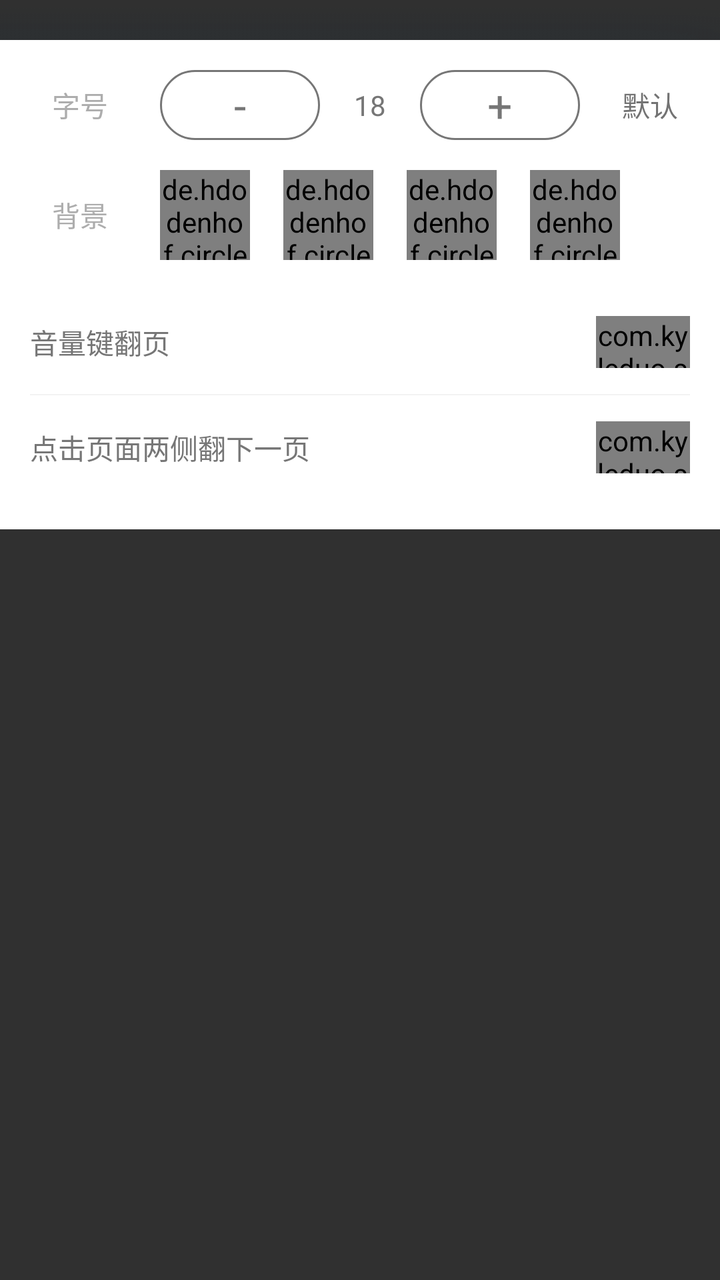
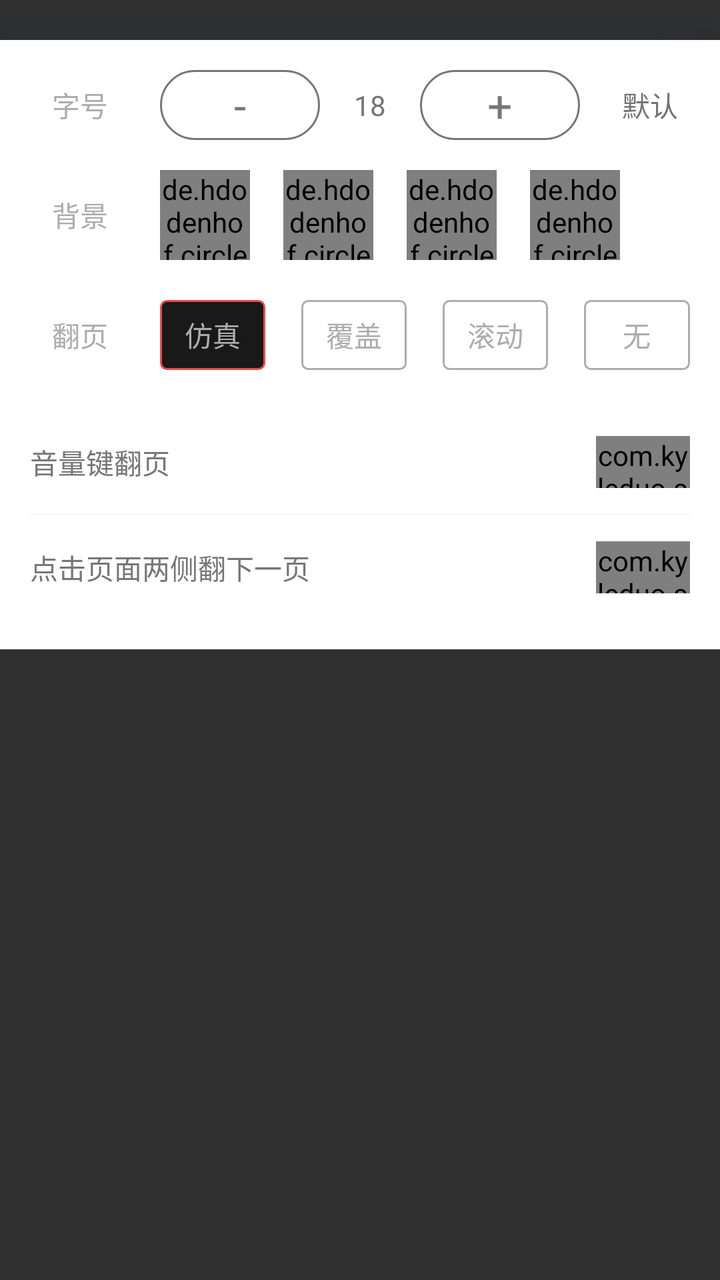

An Android layout rendered at two revisions. The XML below is the earlier revision; the diff shows what the commit changed to produce the second picture.
<!-- AndroidManifest.xml: application theme Theme.Design.NoActionBar -->
<!-- res/layout/view_pop_moresetting.xml -->
<?xml version="1.0" encoding="utf-8"?>
<LinearLayout xmlns:android="http://schemas.android.com/apk/res/android"
    android:layout_width="match_parent"
    android:layout_height="wrap_content"
    xmlns:app="http://schemas.android.com/apk/res-auto"
    android:orientation="vertical">
    <View
        android:layout_width="match_parent"
        android:layout_height="20dp"
        android:background="@drawable/bg_shadow2" />
    <LinearLayout
        android:layout_width="match_parent"
        android:layout_height="wrap_content"
        android:orientation="vertical"
        android:background="#ffffff"
        android:paddingTop="15dp"
        android:paddingBottom="15dp">
        <LinearLayout
            android:layout_width="match_parent"
            android:layout_height="35dp"
            android:orientation="horizontal"
            android:layout_gravity="center">
            <TextView
                android:layout_width="80dp"
                android:layout_height="match_parent"
                android:textSize="14sp"
                android:textColor="#adadad"
                android:gravity="center"
                android:text="字号"
                android:layout_gravity="center_vertical"/>
            <FrameLayout
                android:id="@+id/fl_smaller"
                android:layout_width="0dp"
                android:layout_height="match_parent"
                android:layout_weight="1"
                android:background="@drawable/selector_pop_font_bg">
                <TextView
                    android:layout_width="wrap_content"
                    android:layout_height="wrap_content"
                    android:text="-"
                    android:layout_gravity="center"
                    android:textColor="#767676"
                    android:textSize="22sp"/>
            </FrameLayout>
            <TextView
                android:id="@+id/tv_dur_textsize"
                android:layout_width="50dp"
                android:layout_height="match_parent"
                android:textSize="14sp"
                android:textColor="#767676"
                android:text="18"
                android:gravity="center"
                android:singleLine="true"
                android:layout_gravity="center" />
            <FrameLayout
                android:id="@+id/fl_bigger"
                android:layout_width="0dp"
                android:layout_height="match_parent"
                android:layout_weight="1"
                android:background="@drawable/selector_pop_font_bg">
                <TextView
                    android:layout_width="wrap_content"
                    android:layout_height="wrap_content"
                    android:text="+"
                    android:layout_gravity="center"
                    android:textColor="#767676"
                    android:textSize="22sp"/>
            </FrameLayout>
            <TextView
                android:id="@+id/tv_textsize_default"
                android:layout_width="70dp"
                android:layout_height="match_parent"
                android:textSize="14sp"
                android:textColor="@drawable/selector_pop_font_color"
                android:gravity="center"
                android:text="默认"
                android:layout_gravity="center_vertical"/>
        </LinearLayout>
        <LinearLayout
            android:layout_width="match_parent"
            android:layout_height="45dp"
            android:orientation="horizontal"
            android:layout_gravity="center"
            android:layout_marginTop="15dp">
            <TextView
                android:layout_width="80dp"
                android:layout_height="match_parent"
                android:textSize="14sp"
                android:textColor="#adadad"
                android:gravity="center"
                android:text="背景"
                android:layout_gravity="center_vertical"
                android:paddingLeft="20dp"
                android:paddingRight="20dp"/>

            <de.hdodenhof.circleimageview.CircleImageView
                android:id="@+id/civ_bg_white"
                android:layout_width="45dp"
                android:layout_height="45dp"
                android:src="@drawable/icon_readbook_white"
                app:civ_border_width="1dp"
                app:civ_border_color="#00000000"/>

            <View
                android:layout_width="0dp"
                android:layout_height="0dp"
                android:layout_weight="1"/>
            <de.hdodenhof.circleimageview.CircleImageView
                android:id="@+id/civ_bg_yellow"
                android:layout_width="45dp"
                android:layout_height="45dp"
                android:src="@drawable/icon_readbook_yellow"
                app:civ_border_width="1dp"
                app:civ_border_color="#F3B63F"/>
            <View
                android:layout_width="0dp"
                android:layout_height="0dp"
                android:layout_weight="1"/>
            <de.hdodenhof.circleimageview.CircleImageView
                android:id="@+id/civ_bg_green"
                android:layout_width="45dp"
                android:layout_height="45dp"
                android:src="@drawable/icon_readbook_green"
                app:civ_border_width="1dp"
                app:civ_border_color="#00000000"/>
            <View
                android:layout_width="0dp"
                android:layout_height="0dp"
                android:layout_weight="1"/>
            <de.hdodenhof.circleimageview.CircleImageView
                android:id="@+id/civ_bg_black"
                android:layout_width="45dp"
                android:layout_height="45dp"
                android:src="@drawable/icon_readbook_black"
                app:civ_border_width="1dp"
                app:civ_border_color="#00000000"/>
            <View
                android:layout_width="50dp"
                android:layout_height="0dp"/>
        </LinearLayout>

        <LinearLayout
            android:layout_width="match_parent"
            android:layout_height="52dp"
            android:orientation="horizontal"
            android:layout_marginTop="15dp"
            android:paddingLeft="15dp"
            android:paddingRight="15dp"
            android:background="#ffffff">
            <TextView
                android:layout_width="wrap_content"
                android:layout_height="wrap_content"
                android:text="音量键翻页"
                android:textColor="#767676"
                android:layout_gravity="center_vertical"/>
            <View
                android:layout_width="0dp"
                android:layout_height="0dp"
                android:layout_weight="1"/>
            <com.kyleduo.switchbutton.SwitchButton
                android:id="@+id/sb_key"
                android:layout_width="47dp"
                android:layout_height="26dp"
                app:kswThumbColor="#ffffff"
                app:kswBackColor="@drawable/selector_switchbutton"
                android:layout_gravity="center_vertical"/>
        </LinearLayout>
        <ImageView
            android:layout_width="match_parent"
            android:layout_height="0.8dp"
            android:paddingLeft="15dp"
            android:paddingRight="15dp"
            android:background="#ffffff"
            android:src="#f3f3f3"/>
        <LinearLayout
            android:layout_width="match_parent"
            android:layout_height="52dp"
            android:orientation="horizontal"
            android:paddingLeft="15dp"
            android:paddingRight="15dp"
            android:background="#ffffff">
            <TextView
                android:layout_width="wrap_content"
                android:layout_height="wrap_content"
                android:text="点击页面两侧翻下一页"
                android:textColor="#767676"
                android:layout_gravity="center_vertical"/>
            <View
                android:layout_width="0dp"
                android:layout_height="0dp"
                android:layout_weight="1"/>
            <com.kyleduo.switchbutton.SwitchButton
                android:id="@+id/sb_click"
                android:layout_width="47dp"
                android:layout_height="26dp"
                app:kswThumbColor="#ffffff"
                app:kswBackColor="@drawable/selector_switchbutton"
                android:layout_gravity="center_vertical"/>
        </LinearLayout>
    </LinearLayout>
</LinearLayout>
<!-- resources referenced by this layout -->
<resources>
  <!-- drawable bg_shadow2: png bitmap (drawable-xxhdpi, 3127 bytes) -->
  <!-- drawable icon_readbook_black: png bitmap (drawable-xxhdpi, 8769 bytes) -->
  <!-- drawable icon_readbook_green: png bitmap (drawable-xxhdpi, 1756 bytes) -->
  <!-- drawable icon_readbook_white: png bitmap (drawable-xxhdpi, 142 bytes) -->
  <!-- drawable icon_readbook_yellow: png bitmap (drawable-xxhdpi, 29330 bytes) -->
  <!-- drawable selector_pop_font_bg (drawable) -->
  <?xml version="1.0" encoding="utf-8"?>
  <selector xmlns:android="http://schemas.android.com/apk/res/android">
      <item android:drawable="@drawable/shape_pop_font_bg_nor" android:state_pressed="false" android:state_enabled="true"/>
      <item android:drawable="@drawable/shape_pop_font_bg_pre" android:state_pressed="true" android:state_enabled="true"/>
      <item android:drawable="@drawable/shape_pop_font_bg_pre" android:state_enabled="false"/>
  </selector>
  <!-- drawable selector_pop_font_color (drawable) -->
  <?xml version="1.0" encoding="utf-8"?>
  <selector xmlns:android="http://schemas.android.com/apk/res/android">
      <item android:color="@color/tv_btn_normal_black" android:state_pressed="false" android:state_enabled="true"/>
      <item android:color="@color/tv_btn_press_black" android:state_pressed="true" android:state_enabled="true"/>
      <item android:color="@color/tv_btn_press_black" android:state_enabled="false"/>
  </selector>
  <!-- drawable selector_switchbutton (drawable) -->
  <?xml version="1.0" encoding="utf-8"?>
  <selector xmlns:android="http://schemas.android.com/apk/res/android">
      <item android:state_checked="false" android:color="@color/tv_btn_press_black"/>
      <item android:state_checked="true" android:color="@color/tv_btn_normal_black"/>
  </selector>
  <!-- drawable shape_pop_font_bg_nor (drawable) -->
  <?xml version="1.0" encoding="utf-8"?>
  <shape xmlns:android="http://schemas.android.com/apk/res/android">
      <corners android:radius="20dp"/>
      <solid android:color="#ffffff"/>
      <stroke android:width="1dp"
          android:color="#767676"/>
  </shape>
  <!-- drawable shape_pop_font_bg_pre (drawable) -->
  <?xml version="1.0" encoding="utf-8"?>
  <shape xmlns:android="http://schemas.android.com/apk/res/android">
      <corners android:radius="20dp"/>
      <solid android:color="#ffffff"/>
      <stroke android:width="1dp"
          android:color="#adadad"/>
  </shape>
  <color name="tv_btn_normal_black">#737373</color>
  <color name="tv_btn_press_black">#adadad</color>
</resources>

<!-- the commit's change to res/layout/view_pop_moresetting.xml (unified diff, before → after) -->
@@ -1,201 +1,321 @@
 <?xml version="1.0" encoding="utf-8"?>
 <LinearLayout xmlns:android="http://schemas.android.com/apk/res/android"
+    xmlns:app="http://schemas.android.com/apk/res-auto"
     android:layout_width="match_parent"
     android:layout_height="wrap_content"
-    xmlns:app="http://schemas.android.com/apk/res-auto"
     android:orientation="vertical">
+
     <View
         android:layout_width="match_parent"
         android:layout_height="20dp"
         android:background="@drawable/bg_shadow2" />
+
     <LinearLayout
         android:layout_width="match_parent"
         android:layout_height="wrap_content"
+        android:background="#ffffff"
         android:orientation="vertical"
-        android:background="#ffffff"
         android:paddingTop="15dp"
         android:paddingBottom="15dp">
+
         <LinearLayout
             android:layout_width="match_parent"
             android:layout_height="35dp"
-            android:orientation="horizontal"
-            android:layout_gravity="center">
+            android:layout_gravity="center"
+            android:orientation="horizontal">
+
             <TextView
                 android:layout_width="80dp"
                 android:layout_height="match_parent"
-                android:textSize="14sp"
-                android:textColor="#adadad"
+                android:layout_gravity="center_vertical"
                 android:gravity="center"
                 android:text="字号"
-                android:layout_gravity="center_vertical"/>
+                android:textColor="#adadad"
+                android:textSize="14sp" />
+
             <FrameLayout
                 android:id="@+id/fl_smaller"
                 android:layout_width="0dp"
                 android:layout_height="match_parent"
                 android:layout_weight="1"
                 android:background="@drawable/selector_pop_font_bg">
+
                 <TextView
                     android:layout_width="wrap_content"
                     android:layout_height="wrap_content"
+                    android:layout_gravity="center"
                     android:text="-"
-                    android:layout_gravity="center"
                     android:textColor="#767676"
-                    android:textSize="22sp"/>
+                    android:textSize="22sp" />
             </FrameLayout>
+
             <TextView
                 android:id="@+id/tv_dur_textsize"
                 android:layout_width="50dp"
                 android:layout_height="match_parent"
-                android:textSize="14sp"
-                android:textColor="#767676"
-                android:text="18"
+                android:layout_gravity="center"
                 android:gravity="center"
                 android:singleLine="true"
-                android:layout_gravity="center" />
+                android:text="18"
+                android:textColor="#767676"
+                android:textSize="14sp" />
+
             <FrameLayout
                 android:id="@+id/fl_bigger"
                 android:layout_width="0dp"
                 android:layout_height="match_parent"
                 android:layout_weight="1"
                 android:background="@drawable/selector_pop_font_bg">
+
                 <TextView
                     android:layout_width="wrap_content"
                     android:layout_height="wrap_content"
+                    android:layout_gravity="center"
                     android:text="+"
-                    android:layout_gravity="center"
                     android:textColor="#767676"
-                    android:textSize="22sp"/>
+                    android:textSize="22sp" />
             </FrameLayout>
+
             <TextView
                 android:id="@+id/tv_textsize_default"
                 android:layout_width="70dp"
                 android:layout_height="match_parent"
-                android:textSize="14sp"
-                android:textColor="@drawable/selector_pop_font_color"
+                android:layout_gravity="center_vertical"
                 android:gravity="center"
                 android:text="默认"
-                android:layout_gravity="center_vertical"/>
-        </LinearLayout>
+                android:textColor="@drawable/selector_pop_font_color"
+                android:textSize="14sp" />
+        </LinearLayout>
+
         <LinearLayout
             android:layout_width="match_parent"
             android:layout_height="45dp"
-            android:orientation="horizontal"
             android:layout_gravity="center"
-            android:layout_marginTop="15dp">
+            android:layout_marginTop="15dp"
+            android:orientation="horizontal">
+
             <TextView
                 android:layout_width="80dp"
                 android:layout_height="match_parent"
-                android:textSize="14sp"
+                android:layout_gravity="center_vertical"
+                android:gravity="center"
+                android:paddingLeft="20dp"
+                android:paddingRight="20dp"
+                android:text="背景"
                 android:textColor="#adadad"
-                android:gravity="center"
-                android:text="背景"
-                android:layout_gravity="center_vertical"
-                android:paddingLeft="20dp"
-                android:paddingRight="20dp"/>
+                android:textSize="14sp" />
 
             <de.hdodenhof.circleimageview.CircleImageView
                 android:id="@+id/civ_bg_white"
                 android:layout_width="45dp"
                 android:layout_height="45dp"
                 android:src="@drawable/icon_readbook_white"
-                app:civ_border_width="1dp"
-                app:civ_border_color="#00000000"/>
-
-            <View
-                android:layout_width="0dp"
-                android:layout_height="0dp"
-                android:layout_weight="1"/>
+                app:civ_border_color="#00000000"
+                app:civ_border_width="1dp" />
+
+            <View
+                android:layout_width="0dp"
+                android:layout_height="0dp"
+                android:layout_weight="1" />
+
             <de.hdodenhof.circleimageview.CircleImageView
                 android:id="@+id/civ_bg_yellow"
                 android:layout_width="45dp"
                 android:layout_height="45dp"
                 android:src="@drawable/icon_readbook_yellow"
-                app:civ_border_width="1dp"
-                app:civ_border_color="#F3B63F"/>
-            <View
-                android:layout_width="0dp"
-                android:layout_height="0dp"
-                android:layout_weight="1"/>
+                app:civ_border_color="#F3B63F"
+                app:civ_border_width="1dp" />
+
+            <View
+                android:layout_width="0dp"
+                android:layout_height="0dp"
+                android:layout_weight="1" />
+
             <de.hdodenhof.circleimageview.CircleImageView
                 android:id="@+id/civ_bg_green"
                 android:layout_width="45dp"
                 android:layout_height="45dp"
                 android:src="@drawable/icon_readbook_green"
-                app:civ_border_width="1dp"
-                app:civ_border_color="#00000000"/>
-            <View
-                android:layout_width="0dp"
-                android:layout_height="0dp"
-                android:layout_weight="1"/>
+                app:civ_border_color="#00000000"
+                app:civ_border_width="1dp" />
+
+            <View
+                android:layout_width="0dp"
+                android:layout_height="0dp"
+                android:layout_weight="1" />
+
             <de.hdodenhof.circleimageview.CircleImageView
                 android:id="@+id/civ_bg_black"
                 android:layout_width="45dp"
                 android:layout_height="45dp"
                 android:src="@drawable/icon_readbook_black"
-                app:civ_border_width="1dp"
-                app:civ_border_color="#00000000"/>
+                app:civ_border_color="#00000000"
+                app:civ_border_width="1dp" />
+
             <View
                 android:layout_width="50dp"
-                android:layout_height="0dp"/>
+                android:layout_height="0dp" />
+        </LinearLayout>
+
+        <LinearLayout
+            android:layout_width="match_parent"
+            android:layout_height="45dp"
+            android:layout_marginTop="15dp"
+            android:gravity="center"
+            android:orientation="horizontal"
+            android:paddingRight="15dp">
+
+            <RadioGroup
+                android:id="@+id/read_setting_rg_page_mode"
+                android:layout_width="match_parent"
+                android:layout_height="wrap_content"
+                android:orientation="horizontal">
+
+                <TextView
+                    android:layout_width="80dp"
+                    android:layout_height="match_parent"
+                    android:layout_gravity="center_vertical"
+                    android:gravity="center"
+                    android:paddingLeft="20dp"
+                    android:paddingRight="20dp"
+                    android:text="翻页"
+                    android:textColor="#adadad"
+                    android:textSize="14sp" />
+
+                <RadioButton
+                    android:id="@+id/read_setting_rb_simulation"
+                    android:layout_width="0dp"
+                    android:layout_height="35dp"
+                    android:layout_marginRight="18dp"
+                    android:layout_weight="1"
+                    android:background="@drawable/selector_btn_read_setting"
+                    android:button="@null"
+                    android:gravity="center"
+                    android:checked="true"
+                    android:text="仿真"
+                    android:textColor="#adadad"
+                    android:textSize="14dp" />
+
+                <RadioButton
+                    android:id="@+id/read_setting_rb_cover"
+                    android:layout_width="0dp"
+                    android:layout_height="35dp"
+                    android:layout_marginRight="18dp"
+                    android:layout_weight="1"
+                    android:background="@drawable/selector_btn_read_setting"
+                    android:button="@null"
+                    android:gravity="center"
+                    android:text="覆盖"
+                    android:textColor="#adadad"
+                    android:textSize="14dp" />
+
+                <RadioButton
+                    android:id="@+id/read_setting_rb_slide"
+                    android:layout_width="0dp"
+                    android:layout_height="35dp"
+                    android:layout_marginRight="18dp"
+                    android:layout_weight="1"
+                    android:background="@drawable/selector_btn_read_setting"
+                    android:button="@null"
+                    android:gravity="center"
+                    android:text="滑动"
+                    android:textColor="#adadad"
+                    android:textSize="14dp"
+                    android:visibility="gone" />
+
+                <RadioButton
+                    android:id="@+id/read_setting_rb_scroll"
+                    android:layout_width="0dp"
+                    android:layout_height="35dp"
+                    android:layout_marginRight="18dp"
+                    android:layout_weight="1"
+                    android:background="@drawable/selector_btn_read_setting"
+                    android:button="@null"
+                    android:gravity="center"
+                    android:text="滚动"
+
+                    android:textColor="#adadad"
+                    android:textSize="14dp" />
+
+                <RadioButton
+                    android:id="@+id/read_setting_rb_none"
+                    android:layout_width="0dp"
+                    android:layout_height="35dp"
+                    android:layout_weight="1"
+                    android:background="@drawable/selector_btn_read_setting"
+                    android:button="@null"
+                    android:gravity="center"
+                    android:text="无"
+                    android:textColor="#adadad"
+                    android:textSize="14dp" />
+            </RadioGroup>
         </LinearLayout>
 
         <LinearLayout
             android:layout_width="match_parent"
             android:layout_height="52dp"
+            android:layout_marginTop="15dp"
+            android:background="#ffffff"
             android:orientation="horizontal"
-            android:layout_marginTop="15dp"
             android:paddingLeft="15dp"
-            android:paddingRight="15dp"
-            android:background="#ffffff">
+            android:paddingRight="15dp">
+
             <TextView
                 android:layout_width="wrap_content"
                 android:layout_height="wrap_content"
+                android:layout_gravity="center_vertical"
                 android:text="音量键翻页"
-                android:textColor="#767676"
-                android:layout_gravity="center_vertical"/>
-            <View
-                android:layout_width="0dp"
-                android:layout_height="0dp"
-                android:layout_weight="1"/>
+                android:textColor="#767676" />
+
+            <View
+                android:layout_width="0dp"
+                android:layout_height="0dp"
+                android:layout_weight="1" />
+
             <com.kyleduo.switchbutton.SwitchButton
                 android:id="@+id/sb_key"
                 android:layout_width="47dp"
                 android:layout_height="26dp"
-                app:kswThumbColor="#ffffff"
+                android:layout_gravity="center_vertical"
                 app:kswBackColor="@drawable/selector_switchbutton"
-                android:layout_gravity="center_vertical"/>
-        </LinearLayout>
+                app:kswThumbColor="#ffffff" />
+        </LinearLayout>
+
         <ImageView
             android:layout_width="match_parent"
             android:layout_height="0.8dp"
+            android:background="#ffffff"
             android:paddingLeft="15dp"
             android:paddingRight="15dp"
+            android:src="#f3f3f3" />
+
+        <LinearLayout
+            android:layout_width="match_parent"
+            android:layout_height="52dp"
             android:background="#ffffff"
-            android:src="#f3f3f3"/>
-        <LinearLayout
-            android:layout_width="match_parent"
-            android:layout_height="52dp"
             android:orientation="horizontal"
             android:paddingLeft="15dp"
-            android:paddingRight="15dp"
-            android:background="#ffffff">
+            android:paddingRight="15dp">
+
             <TextView
                 android:layout_width="wrap_content"
                 android:layout_height="wrap_content"
+                android:layout_gravity="center_vertical"
                 android:text="点击页面两侧翻下一页"
-                android:textColor="#767676"
-                android:layout_gravity="center_vertical"/>
-            <View
-                android:layout_width="0dp"
-                android:layout_height="0dp"
-                android:layout_weight="1"/>
+                android:textColor="#767676" />
+
+            <View
+                android:layout_width="0dp"
+                android:layout_height="0dp"
+                android:layout_weight="1" />
+
             <com.kyleduo.switchbutton.SwitchButton
                 android:id="@+id/sb_click"
                 android:layout_width="47dp"
                 android:layout_height="26dp"
-                app:kswThumbColor="#ffffff"
+                android:layout_gravity="center_vertical"
                 app:kswBackColor="@drawable/selector_switchbutton"
-                android:layout_gravity="center_vertical"/>
+                app:kswThumbColor="#ffffff" />
         </LinearLayout>
     </LinearLayout>
 </LinearLayout>
<!-- resource entries referenced after the edit -->
@@ -5,6 +5,13 @@
   <!-- drawable icon_readbook_green: png bitmap (drawable-xxhdpi, 1756 bytes) -->
   <!-- drawable icon_readbook_white: png bitmap (drawable-xxhdpi, 142 bytes) -->
   <!-- drawable icon_readbook_yellow: png bitmap (drawable-xxhdpi, 29330 bytes) -->
+  <!-- drawable selector_btn_read_setting (drawable) -->
+  <?xml version="1.0" encoding="utf-8"?>
+  <selector xmlns:android="http://schemas.android.com/apk/res/android">
+  	<item android:state_pressed="true" android:drawable="@drawable/shape_btn_read_setting_checked" />
+  	<item android:state_checked="true" android:drawable="@drawable/shape_btn_read_setting_checked" />
+  	<item android:drawable="@drawable/shape_btn_read_setting_normal" />
+  </selector>
   <!-- drawable selector_pop_font_bg (drawable) -->
   <?xml version="1.0" encoding="utf-8"?>
   <selector xmlns:android="http://schemas.android.com/apk/res/android">
@@ -25,6 +32,23 @@
       <item android:state_checked="false" android:color="@color/tv_btn_press_black"/>
       <item android:state_checked="true" android:color="@color/tv_btn_normal_black"/>
   </selector>
+  <!-- drawable shape_btn_read_setting_checked (drawable) -->
+  <?xml version="1.0" encoding="utf-8"?>
+  <shape xmlns:android="http://schemas.android.com/apk/res/android"
+  	android:shape="rectangle">
+  	<corners android:radius="3dp"/>
+  	<solid android:color="@color/nb.read.menu.bg"/>
+  	<stroke android:width="1dp"
+  		android:color="#EC4A48"/>
+  </shape>
+  <!-- drawable shape_btn_read_setting_normal (drawable) -->
+  <?xml version="1.0" encoding="utf-8"?>
+  <shape xmlns:android="http://schemas.android.com/apk/res/android"
+  	android:shape="rectangle">
+  	<corners android:radius="3dp"/>
+  	<stroke android:width="1dp"
+  		android:color="#adadad"/>
+  </shape>
   <!-- drawable shape_pop_font_bg_nor (drawable) -->
   <?xml version="1.0" encoding="utf-8"?>
   <shape xmlns:android="http://schemas.android.com/apk/res/android">
@@ -43,5 +67,6 @@
   </shape>
   <color name="tv_btn_normal_black">#737373</color>
   <color name="tv_btn_press_black">#adadad</color>
+  <color name="nb.read.menu.bg">#191919</color>
 </resources>
 
